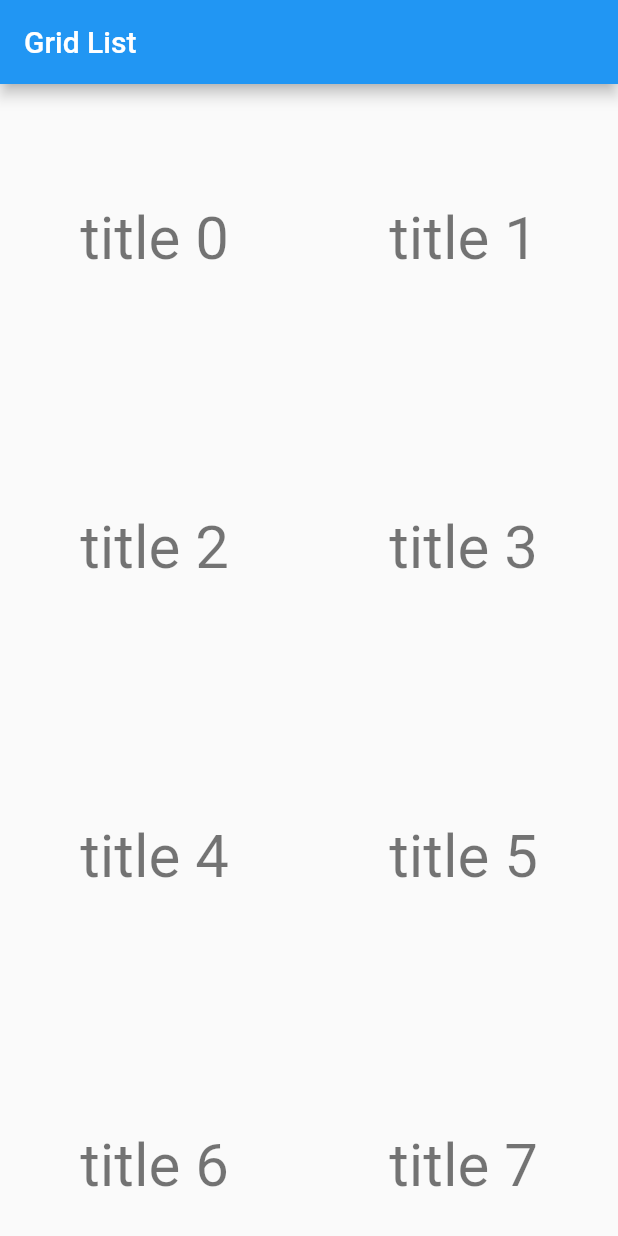
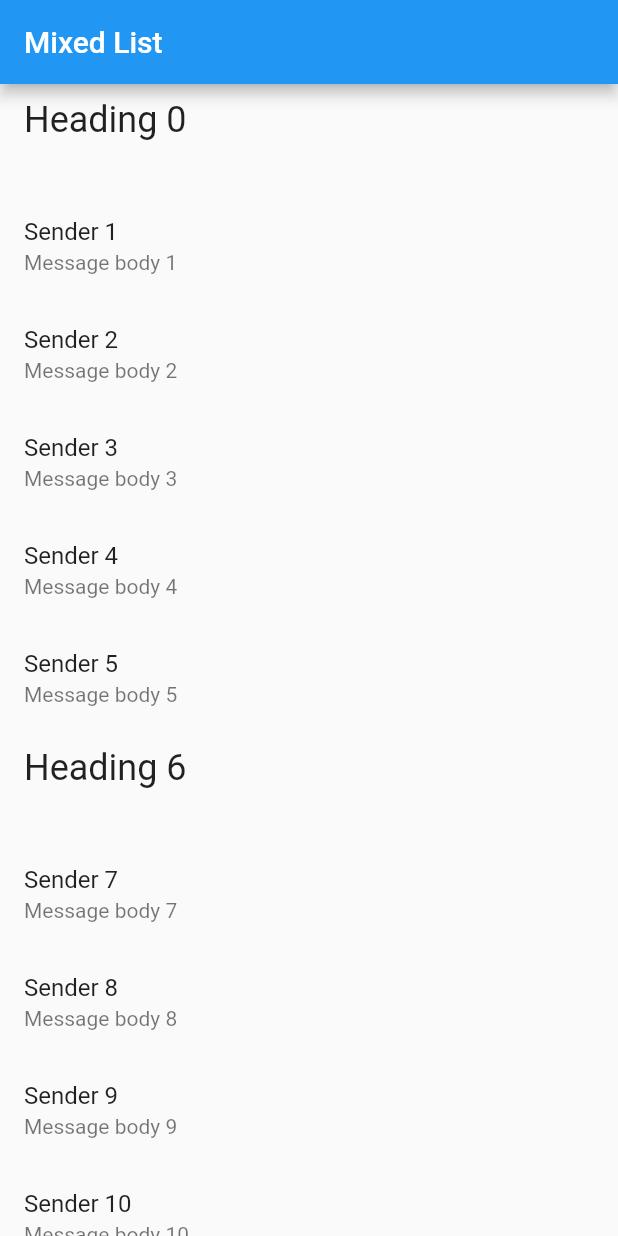
Before and after one commit to tkuanhoong/flutter_docu_app, a Flutter app: the screen it shows after launch, on a phone screen of 412 x 824 dp. Run offline on Flutter 3.47's test engine with Material 2 defaults, Android fonts, the phone set to English and light mode, and no system bars.

Commit message:
Create lists with different types of items

```diff
--- a/lib/main.dart
+++ b/lib/main.dart
@@ -1,9 +1,5 @@
 import 'package:flutter/material.dart';
-import 'package:flutter_docu_app/ui/1.introduction/shopping_list.dart';
-import 'package:flutter_docu_app/ui/2.layout/2.1%20lists%20&%20grids/grid_view_example.dart';
-import 'package:flutter_docu_app/ui/2.layout/2.1%20lists%20&%20grids/horizontal_list.dart';
-import 'package:flutter_docu_app/ui/2.layout/2.1%20lists%20&%20grids/list_view_example.dart';
-import 'package:flutter_docu_app/ui/2.layout/build_layout.dart';
+import 'package:flutter_docu_app/ui/2.layout/2.1%20lists%20&%20grids/different_item_list.dart';
 
 void main() {
   runApp(const MyApp());
@@ -15,7 +11,7 @@ class MyApp extends StatelessWidget {
   @override
   Widget build(BuildContext context) {
     return const MaterialApp(
-      home: GridViewExample(),
+      home: DifferentItemList(),
     );
   }
 }
--- /dev/null
+++ b/lib/ui/2.layout/2.1 lists & grids/different_item_list.dart
@@ -0,0 +1,71 @@
+import 'package:flutter/material.dart';
+
+class DifferentItemList extends StatelessWidget {
+  const DifferentItemList({super.key});
+
+  @override
+  Widget build(BuildContext context) {
+    final items = List<ListItem>.generate(
+      1000,
+      (index) => index % 6 == 0
+          ? HeadingItem('Heading $index')
+          : MessageItem('Sender $index', 'Message body $index'),
+    );
+    const title = 'Mixed List';
+
+    return Scaffold(
+      appBar: AppBar(
+        title: const Text(title),
+      ),
+      body: ListView.builder(
+        itemBuilder: (context, index) {
+          final item = items[index];
+          return ListTile(
+            title: item.buildTitle(context),
+            subtitle: item.buildSubtitle(context),
+          );
+        },
+      ),
+    );
+  }
+}
+
+/// The base class for the different types of items the list can contain.
+abstract class ListItem {
+  // The title line to show in a list item.
+  Widget buildTitle(BuildContext context);
+
+  // The subtitle line, if any, to show in a list item.
+  Widget buildSubtitle(BuildContext context);
+}
+
+/// A ListItem that contains data to display a heading.
+class HeadingItem implements ListItem {
+  final String heading;
+
+  HeadingItem(this.heading);
+
+  @override
+  Widget buildTitle(BuildContext context) {
+    return Text(
+      heading,
+      style: Theme.of(context).textTheme.headlineSmall,
+    );
+  }
+
+  @override
+  Widget buildSubtitle(BuildContext context) => const SizedBox.shrink();
+}
+
+/// A ListItem that contains data to display a message.
+class MessageItem implements ListItem {
+  final String sender;
+  final String body;
+
+  MessageItem(this.sender, this.body);
+
+  @override
+  Widget buildTitle(BuildContext context) => Text(sender);
+  @override
+  Widget buildSubtitle(BuildContext context) => Text(body);
+}
```
